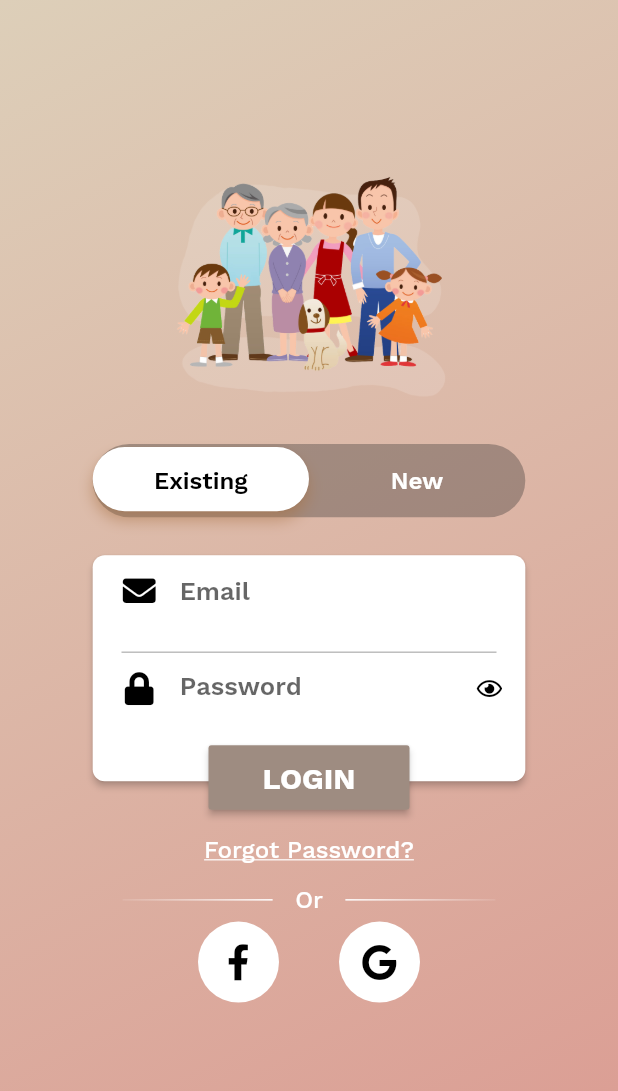
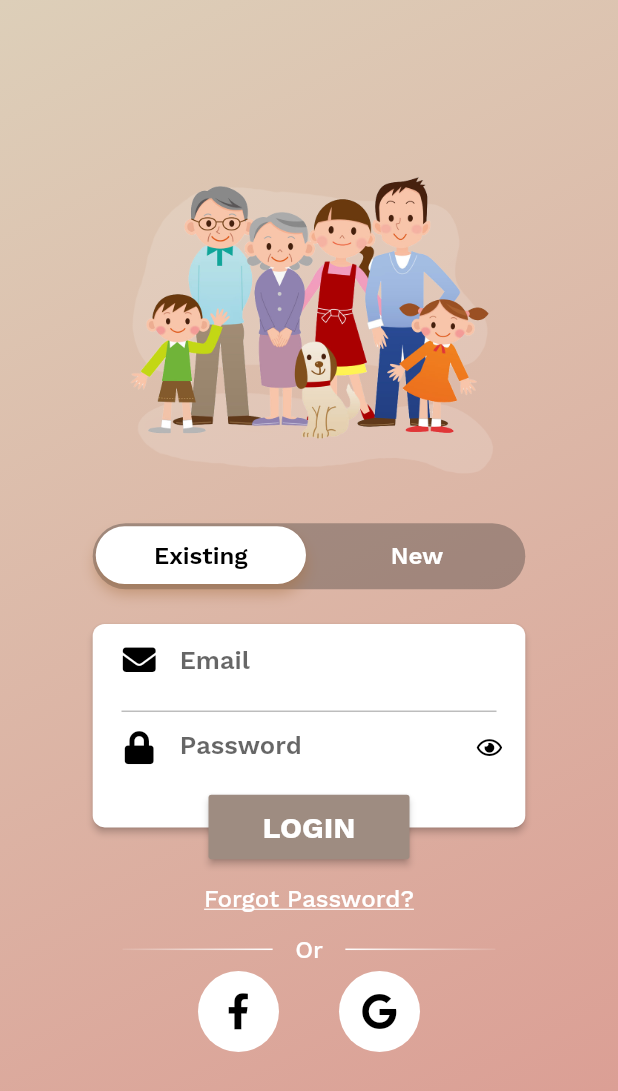
Before and after one commit to threethousandmonkeys/momento_front_end, a Flutter app: the screen it shows after launch, on a phone screen of 412 x 824 dp. Shown: the top 1091 px of the screen. Run offline on Flutter 3.47's test engine with Material 2 defaults, Android fonts, the light colour scheme and no system bars; our stand-ins replace firebase_auth, font_awesome_flutter; accounts and stored records are empty; project files that could hold a hidden picture were left out.

Commit message:
Update login page

```diff
--- a/momento/lib/ui/login_page/login_page.dart
+++ b/momento/lib/ui/login_page/login_page.dart
@@ -58,14 +58,14 @@ class _LoginPageState extends State<LoginPage>
               child: Container(),
             ),
             Expanded(
-              flex: 2,
+              flex: 3,
               child: Image(
                 image: AssetImage('assets/images/login_logo.png'),
               ),
             ),
             Expanded(
               flex: 1,
-              child: _buildMenuBar(contentWidth, contentHeight / 9),
+              child: _buildMenuBar(contentWidth, contentHeight / 10),
             ),
             Expanded(
               flex: 5,
@@ -87,11 +87,11 @@ class _LoginPageState extends State<LoginPage>
                 children: <Widget>[
                   ConstrainedBox(
                     constraints: BoxConstraints.expand(),
-                    child: _buildSignIn(contentWidth, contentHeight * 5 / 9),
+                    child: _buildSignIn(contentWidth, contentHeight * 5 / 10),
                   ),
                   ConstrainedBox(
                     constraints: BoxConstraints.expand(),
-                    child: _buildSignUp(contentWidth, contentHeight * 5 / 9),
+                    child: _buildSignUp(contentWidth, contentHeight * 5 / 10),
                   ),
                 ],
               ),
@@ -155,10 +155,10 @@ class _LoginPageState extends State<LoginPage>
         child: CustomPaint(
           painter: TabIndicationPainter(
             pageController: _pageController,
-            dxTarget: width / 2 - barRadius,
+            dxTarget: width / 2 - barRadius - offset,
             radius: barRadius,
             dy: barRadius + offset,
-            dxEntry: barRadius,
+            dxEntry: barRadius + offset,
           ),
           child: Row(
             mainAxisAlignment: MainAxisAlignment.spaceEvenly,
@@ -219,7 +219,7 @@ class _LoginPageState extends State<LoginPage>
                   width: width,
                   child: Column(
                     children: <Widget>[
-                      LoginPageInputField(
+                      InputTextField(
                         textFieldHeight: textFieldHeight,
                         onChange: (value) {
                           _loginEmail = value;
@@ -232,7 +232,7 @@ class _LoginPageState extends State<LoginPage>
                         height: 1.0,
                         color: Colors.grey[400],
                       ),
-                      LoginPageInputField(
+                      InputTextField(
                         textFieldHeight: textFieldHeight * 4 / 3,
                         onChange: (value) {
                           _loginPassword = value;
@@ -405,7 +405,7 @@ class _LoginPageState extends State<LoginPage>
                   width: width,
                   child: Column(
                     children: <Widget>[
-                      LoginPageInputField(
+                      InputTextField(
                         textFieldHeight: textFieldHeight,
                         onChange: (value) {
                           ;
@@ -414,7 +414,7 @@ class _LoginPageState extends State<LoginPage>
                         hintText: "Name",
                       ),
                       CardDivider(width: width * kDividerRatio),
-                      LoginPageInputField(
+                      InputTextField(
                         textFieldHeight: textFieldHeight,
                         onChange: (value) {
                           _signupEmail = value;
@@ -423,7 +423,7 @@ class _LoginPageState extends State<LoginPage>
                         hintText: "Email",
                       ),
                       CardDivider(width: width * kDividerRatio),
-                      LoginPageInputField(
+                      InputTextField(
                         textFieldHeight: textFieldHeight,
                         onChange: (value) {
                           _signupPassword = value;
@@ -442,7 +442,7 @@ class _LoginPageState extends State<LoginPage>
                         ),
                       ),
                       CardDivider(width: width * kDividerRatio),
-                      LoginPageInputField(
+                      InputTextField(
                         textFieldHeight: textFieldHeight * 4 / 3,
                         onChange: (value) {
                           _signupPassword = value;
@@ -585,8 +585,20 @@ class CardDivider extends StatelessWidget {
   }
 }
 
-class LoginPageInputField extends StatelessWidget {
-  const LoginPageInputField({
+class InputField extends StatefulWidget {
+  @override
+  _InputFieldState createState() => _InputFieldState();
+}
+
+class _InputFieldState extends State<InputField> {
+  @override
+  Widget build(BuildContext context) {
+    return Container();
+  }
+}
+
+class InputTextField extends StatelessWidget {
+  const InputTextField({
     @required this.textFieldHeight,
     @required this.onChange,
     @required this.icon,
```
